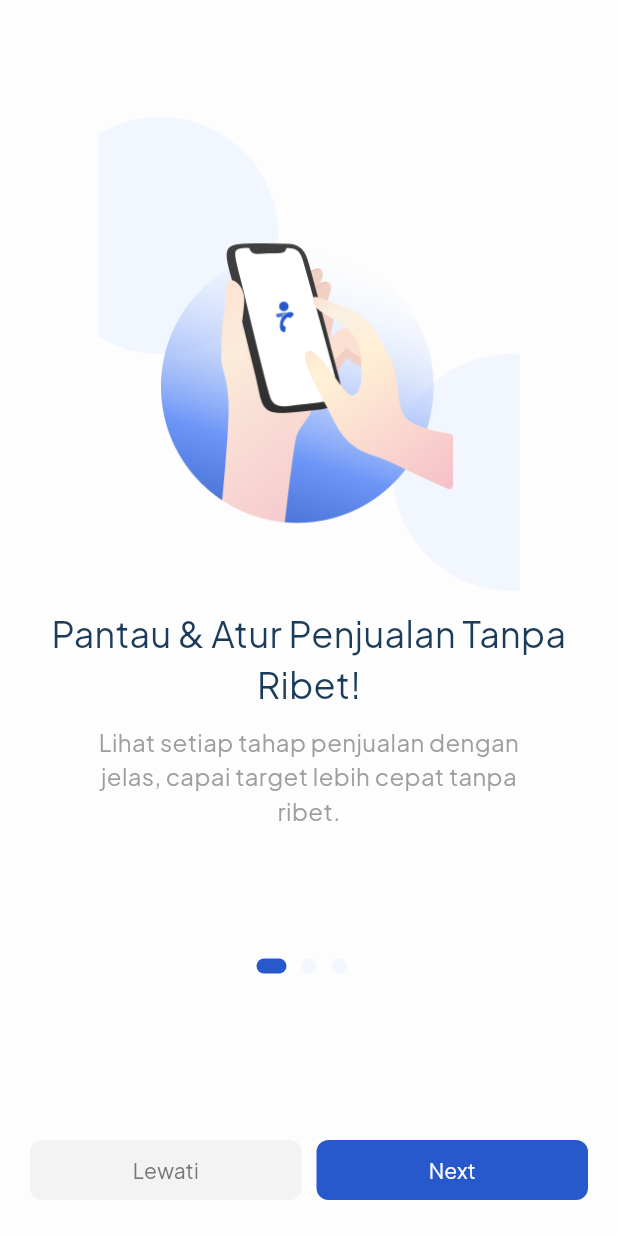
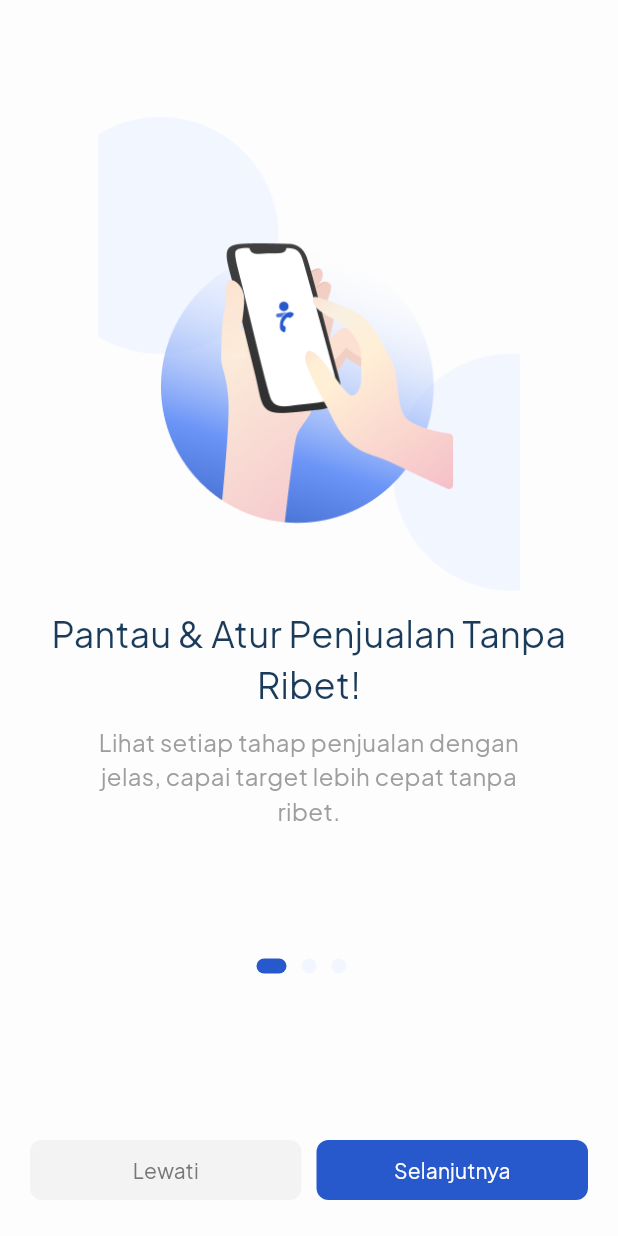
Before and after one commit to khadijahpassa/trusin-app, a Flutter app: the screen it shows after launch, on a phone screen of 412 x 824 dp. Run offline on Flutter 3.47's test engine with Material 3 defaults, Android fonts, the phone set to English and light mode, and no system bars; our stand-ins replace cloud_firestore, dotted_border, firebase_auth, firebase_core, flutter_svg, get and 6 more; accounts and stored records are empty.

Commit message:
edit button onboarding

```diff
--- a/lib/ui/onboarding/components/body.dart
+++ b/lib/ui/onboarding/components/body.dart
@@ -82,8 +82,8 @@ class _BodyState extends State<Body> {
                   const SizedBox(width: 10),
                   _buildButton(
                     label: currentPage == onboardingData.length - 1
-                        ? "Start"
-                        : "Next",
+                        ? "Mulai"
+                        : "Selanjutnya",
                     backgroundColor: primary400,
                     textColor: Colors.white,
                     onPressed: () {
```
Also changed, not shown: 1 other file.
